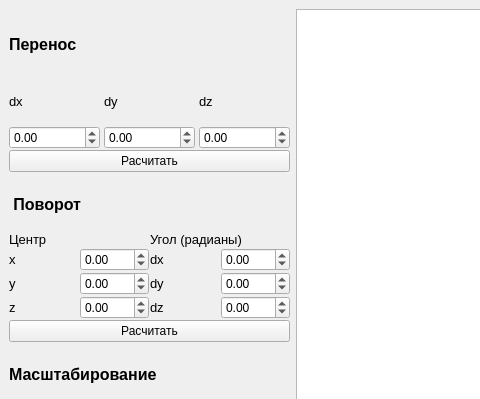
The window that lab_01/src/ui/mainwindow.ui (chzhShok/IU7_OOP) describes before a commit, drawn with Qt 5; both pictures show x 0 to 480 and y 0 to 399 of the 857 by 598 pixel window.
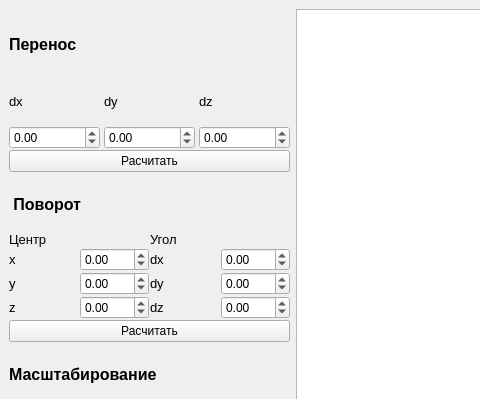
The same window after the commit.

```diff
--- a/lab_01/src/ui/mainwindow.ui
+++ b/lab_01/src/ui/mainwindow.ui
@@ -286,7 +286,7 @@
                  </font>
                 </property>
                 <property name="text">
-                 <string>Угол (радианы)</string>
+                 <string>Угол</string>
                 </property>
                </widget>
               </item>
```
Left out of the diff: 2 changed lines with no effect on the pictures.
